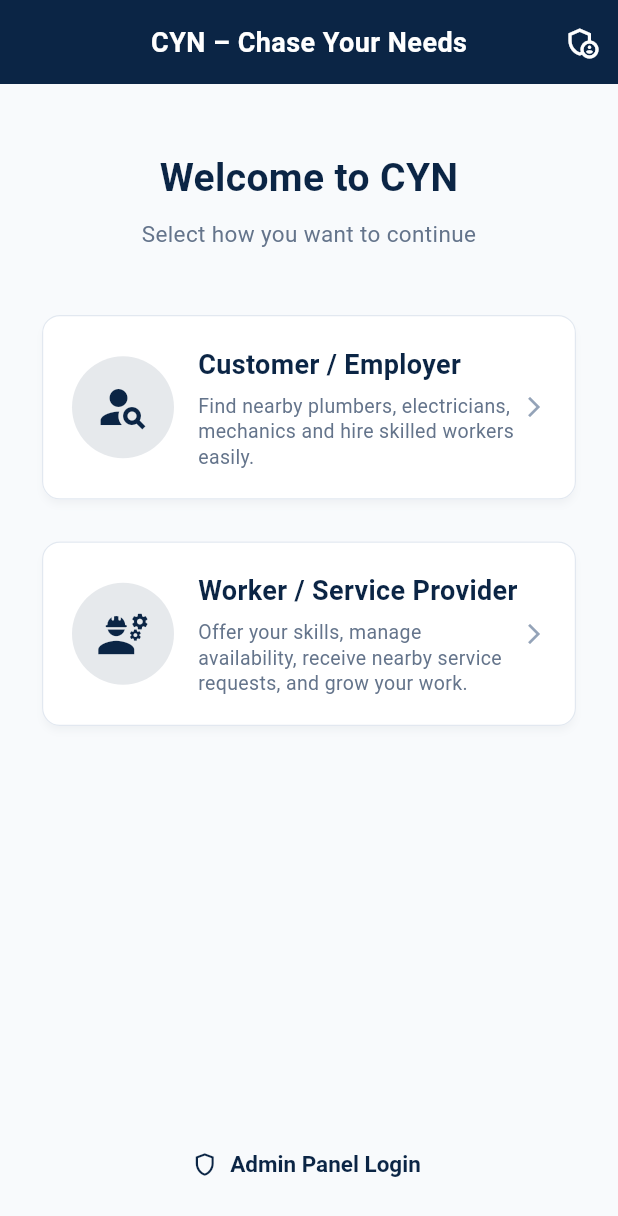
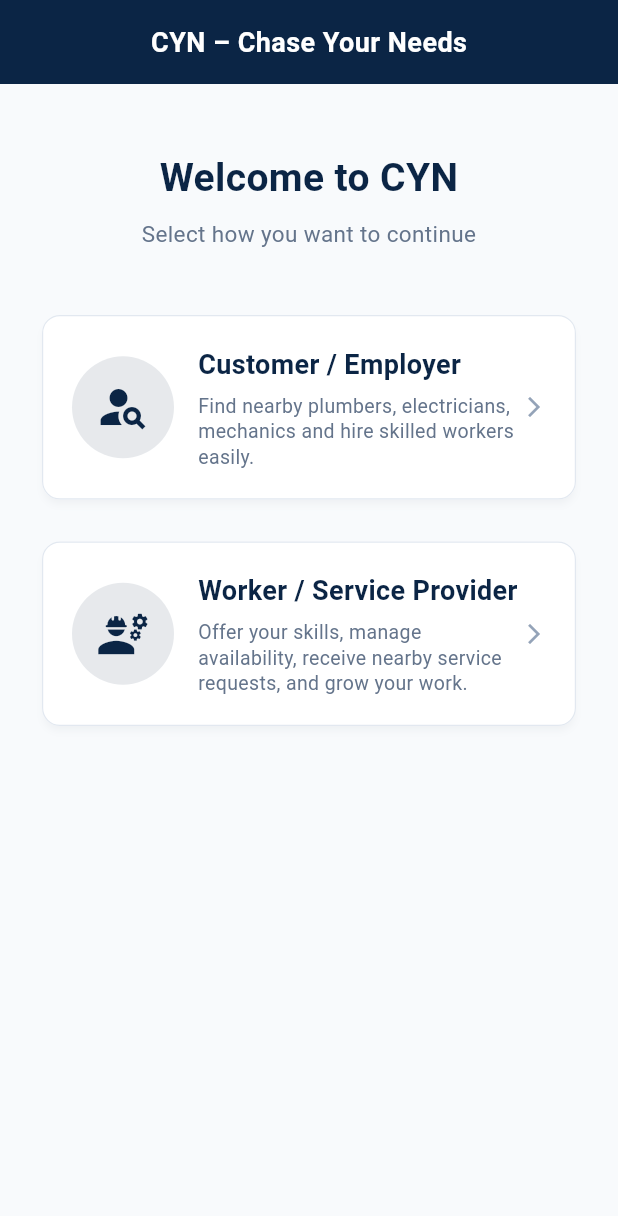
Before and after one commit to MI-514/cyns, a Flutter app: the screen it shows after launch, after a tap on "Skip", on a phone screen of 412 x 824 dp. Shown: the top 1216 px of the screen. Run offline on Flutter 3.47's test engine with Material 3 defaults, Android fonts, the phone set to English and light mode, and no system bars; our stand-ins replace cloud_firestore, firebase_auth, firebase_core, firebase_messaging, firebase_storage, flutter_rating_bar and 7 more; missing offline and left inert: agora_rtc_engine; accounts and stored records are empty; network calls fail.

Commit message:
Removed admin role and all admin panel references, keeping app focused strictly on Customer/Employer and Worker/Service Provider

```diff
--- a/lib/core/constants/app_constants.dart
+++ b/lib/core/constants/app_constants.dart
@@ -2,10 +2,9 @@ class AppConstants {
   static const String appName = 'CYN – Chase Your Needs';
   static const String appTagline = 'Connect with Skilled Workers Near You';
 
-  // Role Constants
+  // Role Constants (Customer / Employer & Worker / Service Provider)
   static const String roleCustomer = 'customer';
   static const String roleWorker = 'worker';
-  static const String roleAdmin = 'admin';
 
   // Request Statuses
   static const String statusPending = 'Pending';
--- a/lib/data/repositories/worker_repository.dart
+++ b/lib/data/repositories/worker_repository.dart
@@ -6,22 +6,100 @@ import '../models/worker_profile_model.dart';
 class WorkerRepository {
   final FirebaseFirestore _firestore = FirebaseFirestore.instance;
 
-  /// Fetch single worker profile strictly from Cloud Firestore
+  // Pre-populated demo workers for immediate out-of-the-box testing
+  static final List<WorkerProfileModel> _demoWorkers = [
+    WorkerProfileModel(
+      workerId: 'worker_001',
+      name: 'Ahmed Khan',
+      phoneNumber: '+923001234567',
+      profession: 'Master Plumber',
+      categoryIds: ['plumber'],
+      skills: ['Pipe Fitting', 'Water Heater Repair', 'Drainage', 'Leakage Detection'],
+      experienceYears: 7,
+      serviceDescription: 'Expert plumber with 7+ years of experience in residential and commercial plumbing.',
+      workingArea: 'Gulberg & Surrounding Areas',
+      isAvailable: true,
+      latitude: 31.5204,
+      longitude: 74.3587,
+      rating: 4.8,
+      reviewCount: 24,
+      completedJobsCount: 85,
+    ),
+    WorkerProfileModel(
+      workerId: 'worker_002',
+      name: 'Muhammad Usman',
+      phoneNumber: '+923009876543',
+      profession: 'Electrician',
+      categoryIds: ['electrician'],
+      skills: ['Short Circuit Repair', 'Wiring', 'Switchboard', 'Generator Repair'],
+      experienceYears: 5,
+      serviceDescription: 'Licensed electrician specializing in home wiring, short circuit repairs, and appliances.',
+      workingArea: 'DHA & Model Town',
+      isAvailable: true,
+      latitude: 31.4700,
+      longitude: 74.4100,
+      rating: 4.9,
+      reviewCount: 38,
+      completedJobsCount: 110,
+    ),
+    WorkerProfileModel(
+      workerId: 'worker_003',
+      name: 'Rashid Ali',
+      phoneNumber: '+923005551234',
+      profession: 'Auto Mechanic',
+      categoryIds: ['auto_mechanic'],
+      skills: ['Engine Tuning', 'Brake Repair', 'Roadside Assistance', 'Oil Change'],
+      experienceYears: 8,
+      serviceDescription: 'Experienced mechanic providing on-site car and bike repairs and roadside help.',
+      workingArea: 'Johar Town & Township',
+      isAvailable: true,
+      latitude: 31.4690,
+      longitude: 74.2720,
+      rating: 4.7,
+      reviewCount: 19,
+      completedJobsCount: 62,
+    ),
+    WorkerProfileModel(
+      workerId: 'worker_004',
+      name: 'Tariq Mehmood',
+      phoneNumber: '+923007778899',
+      profession: 'AC & Refrigerator Technician',
+      categoryIds: ['ac_technician', 'refrigerator_technician'],
+      skills: ['AC Servicing', 'Gas Refilling', 'Cooling Leak Repair', 'Compressor Service'],
+      experienceYears: 6,
+      serviceDescription: 'Certified AC and Fridge repair technician with modern tools.',
+      workingArea: 'Garden Town & Cavalry',
+      isAvailable: true,
+      latitude: 31.5000,
+      longitude: 74.3300,
+      rating: 4.9,
+      reviewCount: 42,
+      completedJobsCount: 130,
+    ),
+  ];
+
+  /// Fetch single worker profile
   Future<WorkerProfileModel?> getWorkerProfile(String workerId) async {
     try {
       DocumentSnapshot doc = await _firestore
           .collection(FirestoreCollections.workers)
           .doc(workerId)
           .get();
-      if (doc.exists && doc.data() != null) {
+      if (doc.exists) {
         return WorkerProfileModel.fromMap(
             doc.data() as Map<String, dynamic>, doc.id);
       }
     } catch (_) {}
-    return null;
+
+    // Fallback to demo workers
+    try {
+      return _demoWorkers.firstWhere((w) => w.workerId == workerId);
+    } catch (_) {
+      return _demoWorkers.first;
+    }
   }
 
-  /// Save or Update worker profile in Cloud Firestore
+  /// Save or Update worker profile
   Future<void> updateWorkerProfile(WorkerProfileModel worker) async {
     try {
       await _firestore
@@ -31,7 +109,7 @@ class WorkerRepository {
     } catch (_) {}
   }
 
-  /// Update Availability status in Cloud Firestore
+  /// Update Availability status
   Future<void> toggleAvailability(String workerId, bool isAvailable) async {
     try {
       await _firestore
@@ -41,7 +119,7 @@ class WorkerRepository {
     } catch (_) {}
   }
 
-  /// Search real available workers from Cloud Firestore, sorted strictly by geodesic distance
+  /// Search available workers by category, sorting by distance
   Future<List<WorkerProfileModel>> searchWorkers({
     required String categoryId,
     double? customerLat,
@@ -70,6 +148,16 @@ class WorkerRepository {
       }
     } catch (_) {}
 
+    // If Firestore returns empty or is uninitialized, fallback to demo workers
+    if (workers.isEmpty) {
+      workers = List.from(_demoWorkers);
+      if (categoryId.isNotEmpty && categoryId != 'all') {
+        workers = workers
+            .where((w) => w.categoryIds.contains(categoryId))
+            .toList();
+      }
+    }
+
     // Filter by text search
     if (searchQuery != null && searchQuery.trim().isNotEmpty) {
       String q = searchQuery.toLowerCase().trim();
@@ -80,7 +168,7 @@ class WorkerRepository {
       }).toList();
     }
 
-    // Sort strictly by real GPS distance from nearest to farthest
+    // Sort by distance
     if (customerLat != null && customerLng != null) {
       workers.sort((a, b) {
         double distA = (a.latitude != null && a.longitude != null)
@@ -98,7 +186,7 @@ class WorkerRepository {
     return workers;
   }
 
-  /// Admin: Get all registered workers from Cloud Firestore
+  /// Admin: Get all workers
   Future<List<WorkerProfileModel>> getAllWorkers() async {
     try {
       QuerySnapshot snapshot =
@@ -110,10 +198,10 @@ class WorkerRepository {
             .toList();
       }
     } catch (_) {}
-    return [];
+    return _demoWorkers;
   }
 
-  /// Admin: Toggle worker approval status
+  /// Admin: Toggle worker approval
   Future<void> setWorkerApproval(String workerId, bool isApproved) async {
     try {
       await _firestore
--- a/lib/main.dart
+++ b/lib/main.dart
@@ -5,7 +5,6 @@ import 'package:provider/provider.dart';
 import 'core/constants/app_constants.dart';
 import 'core/theme/app_theme.dart';
 import 'firebase_options.dart';
-import 'providers/admin_provider.dart';
 import 'providers/auth_provider.dart';
 import 'providers/category_provider.dart';
 import 'providers/chat_provider.dart';
@@ -42,7 +41,6 @@ class CynApp extends StatelessWidget {
         ChangeNotifierProvider(create: (_) => ServiceRequestProvider()),
         ChangeNotifierProvider(create: (_) => ChatProvider()),
         ChangeNotifierProvider(create: (_) => LocationProvider()),
-        ChangeNotifierProvider(create: (_) => AdminProvider()),
       ],
       child: MaterialApp(
         title: AppConstants.appName,
--- a/lib/screens/admin/admin_login_screen.dart
+++ b/lib/screens/admin/admin_login_screen.dart
@@ -32,7 +32,7 @@ class _AdminLoginScreenState extends State<AdminLoginScreen> {
     if (!mounted) return;
 
     if (success) {
-      if (authProvider.userModel?.role == AppConstants.roleAdmin) {
+      if (authProvider.userModel?.role == 'admin') {
         Navigator.pushAndRemoveUntil(
           context,
           MaterialPageRoute(builder: (_) => const AdminDashboardScreen()),
--- a/lib/screens/auth/login_screen.dart
+++ b/lib/screens/auth/login_screen.dart
@@ -6,7 +6,6 @@ import '../../core/constants/app_constants.dart';
 import '../../providers/auth_provider.dart';
 import '../customer/customer_dashboard_screen.dart';
 import '../worker/worker_dashboard_screen.dart';
-import '../admin/admin_dashboard_screen.dart';
 import 'forgot_password_screen.dart';
 import 'register_screen.dart';
 
@@ -56,12 +55,6 @@ class _LoginScreenState extends State<LoginScreen> {
         Navigator.pushAndRemoveUntil(
           context,
           MaterialPageRoute(builder: (_) => const WorkerDashboardScreen()),
-          (route) => false,
-        );
-      } else if (userRole == AppConstants.roleAdmin) {
-        Navigator.pushAndRemoveUntil(
-          context,
-          MaterialPageRoute(builder: (_) => const AdminDashboardScreen()),
           (route) => false,
         );
       } else {
--- a/lib/screens/auth/role_selection_screen.dart
+++ b/lib/screens/auth/role_selection_screen.dart
@@ -1,7 +1,6 @@
 import 'package:flutter/material.dart';
 import '../../core/constants/app_colors.dart';
 import '../../core/constants/app_constants.dart';
-import '../admin/admin_login_screen.dart';
 import 'login_screen.dart';
 
 class RoleSelectionScreen extends StatelessWidget {
@@ -13,19 +12,6 @@ class RoleSelectionScreen extends StatelessWidget {
       backgroundColor: AppColors.offWhite,
       appBar: AppBar(
         title: const Text('CYN – Chase Your Needs'),
-        actions: [
-          IconButton(
-            tooltip: 'Admin Sign In',
-            icon: const Icon(Icons.admin_panel_settings_outlined),
-            onPressed: () {
-              Navigator.push(
-                context,
-                MaterialPageRoute(
-                    builder: (_) => const AdminLoginScreen()),
-              );
-            },
-          ),
-        ],
       ),
       body: SafeArea(
         child: Padding(
@@ -53,7 +39,8 @@ class RoleSelectionScreen extends StatelessWidget {
                 ),
               ),
               const SizedBox(height: 40),
-              // Customer Option Card
+
+              // Customer / Employer Option Card
               _RoleCard(
                 title: 'Customer / Employer',
                 description:
@@ -70,7 +57,8 @@ class RoleSelectionScreen extends StatelessWidget {
                 },
               ),
               const SizedBox(height: 20),
-              // Worker Option Card
+
+              // Worker / Service Provider Option Card
               _RoleCard(
                 title: 'Worker / Service Provider',
                 description:
@@ -87,19 +75,6 @@ class RoleSelectionScreen extends StatelessWidget {
                 },
               ),
               const Spacer(),
-              Center(
-                child: TextButton.icon(
-                  onPressed: () {
-                    Navigator.push(
-                      context,
-                      MaterialPageRoute(
-                          builder: (_) => const AdminLoginScreen()),
-                    );
-                  },
-                  icon: const Icon(Icons.shield_outlined, size: 18),
-                  label: const Text('Admin Panel Login'),
-                ),
-              ),
             ],
           ),
         ),
@@ -134,7 +109,7 @@ class _RoleCard extends StatelessWidget {
               Container(
                 padding: const EdgeInsets.all(16),
                 decoration: BoxDecoration(
-                  color: AppColors.primaryNavy.withOpacity(0.1),
+                  color: AppColors.primaryNavy.withValues(alpha: 0.1),
                   shape: BoxShape.circle,
                 ),
                 child: Icon(icon, size: 36, color: AppColors.primaryNavy),
--- a/lib/screens/splash/splash_screen.dart
+++ b/lib/screens/splash/splash_screen.dart
@@ -6,7 +6,6 @@ import '../../core/constants/app_constants.dart';
 import '../../providers/auth_provider.dart';
 import '../customer/customer_dashboard_screen.dart';
 import '../worker/worker_dashboard_screen.dart';
-import '../admin/admin_dashboard_screen.dart';
 import '../onboarding/onboarding_screen.dart';
 
 class SplashScreen extends StatefulWidget {
@@ -35,11 +34,6 @@ class _SplashScreenState extends State<SplashScreen> {
         Navigator.pushReplacement(
           context,
           MaterialPageRoute(builder: (_) => const WorkerDashboardScreen()),
-        );
-      } else if (role == AppConstants.roleAdmin) {
-        Navigator.pushReplacement(
-          context,
-          MaterialPageRoute(builder: (_) => const AdminDashboardScreen()),
         );
       } else {
         Navigator.pushReplacement(
```
